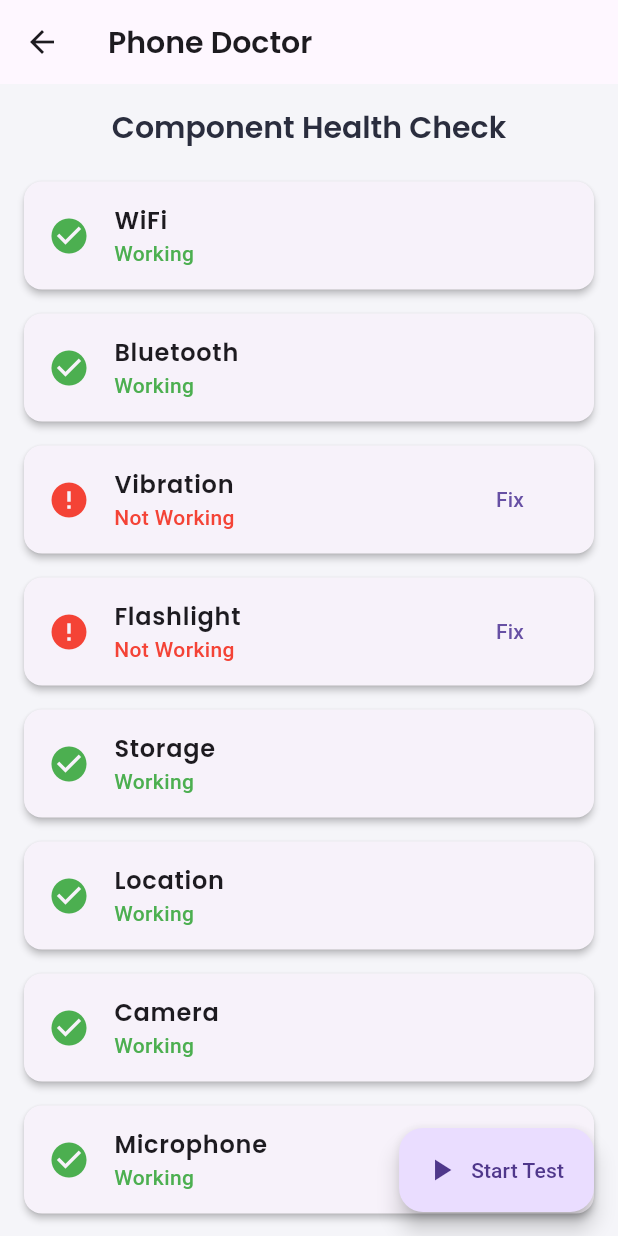
After one commit to DragonEmperor9480/CyberSurakshit, a Flutter app: the PhoneDoctorScreen screen opened directly, after a tap on "Start Test", after a tap on "Fix", on a phone screen of 412 x 824 dp. The commit adds this screen. Run offline on Flutter 3.47's test engine with Material 3 defaults, Android fonts, the phone set to English and light mode, and no system bars; our stand-ins replace camera, connectivity_plus, geolocator, google_fonts, permission_handler, vibration; missing offline and left inert: installed_apps, network_info_plus, torch_light.

Commit message:
Introduce phone DOctor and resolve some errors

```diff
--- a/lib/screens/home_screen.dart
+++ b/lib/screens/home_screen.dart
@@ -3,6 +3,7 @@ import 'package:flutter/services.dart';
 import 'app_scanner_screen.dart';
 import 'privacy_checker_screen.dart';
 import 'network_security_screen.dart';
+import 'phone_doctor_screen.dart';
 import 'dart:math' as math;
 
 class HomeScreen extends StatefulWidget {
@@ -239,13 +240,6 @@ class _HomeScreenState extends State<HomeScreen> with TickerProviderStateMixin {
                 ),
               ),
               _buildFeatureCard(
-                title: 'Real-time Guard',
-                subtitle: 'Active protection',
-                icon: Icons.shield_moon,
-                color: Colors.orange,
-                onTap: () {},
-              ),
-              _buildFeatureCard(
                 title: 'Network Security',
                 subtitle: 'Check connection',
                 icon: Icons.wifi_protected_setup,
@@ -253,6 +247,16 @@ class _HomeScreenState extends State<HomeScreen> with TickerProviderStateMixin {
                 onTap: () => Navigator.push(
                   context,
                   MaterialPageRoute(builder: (context) => const NetworkSecurityScreen()),
+                ),
+              ),
+              _buildFeatureCard(
+                title: 'Phone Doctor',
+                subtitle: 'Check components',
+                icon: Icons.phonelink_setup,
+                color: Colors.orange,
+                onTap: () => Navigator.push(
+                  context,
+                  MaterialPageRoute(builder: (context) => const PhoneDoctorScreen()),
                 ),
               ),
             ],
--- /dev/null
+++ b/lib/screens/phone_doctor_screen.dart
@@ -0,0 +1,165 @@
+import 'package:flutter/material.dart';
+import '../services/device_test_service.dart';
+
+class PhoneDoctorScreen extends StatefulWidget {
+  const PhoneDoctorScreen({Key? key}) : super(key: key);
+
+  @override
+  State<PhoneDoctorScreen> createState() => _PhoneDoctorScreenState();
+}
+
+class _PhoneDoctorScreenState extends State<PhoneDoctorScreen> {
+  final DeviceTestService _testService = DeviceTestService();
+  Map<String, bool?> testResults = {};
+  bool isTestingInProgress = false;
+
+  @override
+  void initState() {
+    super.initState();
+    _initializeTests();
+  }
+
+  void _initializeTests() {
+    testResults = {
+      'WiFi': null,
+      'Bluetooth': null,
+      'Vibration': null,
+      'Flashlight': null,
+      'Storage': null,
+      'Location': null,
+      'Camera': null,
+      'Microphone': null,
+    };
+  }
+
+  Future<void> _runTests() async {
+    setState(() {
+      isTestingInProgress = true;
+      _initializeTests();
+    });
+
+    // Test WiFi
+    testResults['WiFi'] = await _testService.checkWiFi();
+    setState(() {});
+
+    // Test Bluetooth
+    testResults['Bluetooth'] = await _testService.checkBluetooth();
+    setState(() {});
+
+    // Test Vibration
+    testResults['Vibration'] = await _testService.checkVibration();
+    setState(() {});
+
+    // Test Flashlight
+    testResults['Flashlight'] = await _testService.checkFlashlight();
+    setState(() {});
+
+    // Test Storage
+    testResults['Storage'] = await _testService.checkStorage();
+    setState(() {});
+
+    // Test Location
+    testResults['Location'] = await _testService.checkLocation();
+    setState(() {});
+
+    // Test Camera
+    testResults['Camera'] = await _testService.checkCamera();
+    setState(() {});
+
+    // Test Microphone
+    testResults['Microphone'] = await _testService.checkMicrophone();
+    setState(() {});
+
+    setState(() {
+      isTestingInProgress = false;
+    });
+  }
+
+  Widget _buildTestCard(String testName, bool? result) {
+    IconData icon;
+    Color color;
+    String status;
+
+    if (result == null) {
+      icon = Icons.hourglass_empty;
+      color = Colors.grey;
+      status = 'Pending';
+    } else if (result) {
+      icon = Icons.check_circle;
+      color = Colors.green;
+      status = 'Working';
+    } else {
+      icon = Icons.error;
+      color = Colors.red;
+      status = 'Not Working';
+    }
+
+    return Card(
+      elevation: 2,
+      margin: const EdgeInsets.symmetric(horizontal: 16, vertical: 8),
+      shape: RoundedRectangleBorder(
+        borderRadius: BorderRadius.circular(12),
+      ),
+      child: ListTile(
+        leading: Icon(icon, color: color, size: 28),
+        title: Text(
+          testName,
+          style: const TextStyle(
+            fontSize: 16,
+            fontWeight: FontWeight.w600,
+          ),
+        ),
+        subtitle: Text(
+          status,
+          style: TextStyle(
+            color: color,
+            fontWeight: FontWeight.w500,
+          ),
+        ),
+        trailing: result == false
+            ? TextButton(
+                onPressed: () {
+                  _testService.openSettings(testName.toLowerCase());
+                },
+                child: const Text('Fix'),
+              )
+            : null,
+      ),
+    );
+  }
+
+  @override
+  Widget build(BuildContext context) {
+    return Scaffold(
+      appBar: AppBar(
+        title: const Text('Phone Doctor'),
+      ),
+      body: Column(
+        children: [
+          Padding(
+            padding: const EdgeInsets.all(16.0),
+            child: Text(
+              'Component Health Check',
+              style: Theme.of(context).textTheme.titleLarge,
+            ),
+          ),
+          Expanded(
+            child: ListView.builder(
+              itemCount: testResults.length,
+              itemBuilder: (context, index) {
+                String testName = testResults.keys.elementAt(index);
+                bool? result = testResults[testName];
+                return _buildTestCard(testName, result);
+              },
+            ),
+          ),
+        ],
+      ),
+      floatingActionButton: FloatingActionButton.extended(
+        onPressed: isTestingInProgress ? null : _runTests,
+        label: Text(isTestingInProgress ? 'Testing...' : 'Start Test'),
+        icon: Icon(isTestingInProgress ? Icons.hourglass_empty : Icons.play_arrow),
+      ),
+    );
+  }
+}
--- /dev/null
+++ b/lib/services/device_test_service.dart
@@ -0,0 +1,130 @@
+import 'package:flutter/services.dart';
+import 'package:permission_handler/permission_handler.dart';
+import 'package:connectivity_plus/connectivity_plus.dart';
+import 'package:torch_light/torch_light.dart';
+import 'package:vibration/vibration.dart';
+import 'package:path_provider/path_provider.dart';
+import 'package:geolocator/geolocator.dart';
+import 'package:camera/camera.dart';
+
+class DeviceTestService {
+  Future<bool> checkWiFi() async {
+    try {
+      final connectivity = await Connectivity().checkConnectivity();
+      return connectivity == ConnectivityResult.wifi;
+    } catch (e) {
+      return false;
+    }
+  }
+
+  Future<bool> checkBluetooth() async {
+    try {
+      // Check if Bluetooth permission is granted
+      final status = await Permission.bluetooth.status;
+      if (!status.isGranted) {
+        return false;
+      }
+
+      // Check if Bluetooth is available
+      final isAvailable = await Permission.bluetooth.isGranted;
+      return isAvailable;
+    } catch (e) {
+      return false;
+    }
+  }
+
+  Future<bool> checkVibration() async {
+    try {
+      if (await Vibration.hasVibrator() ?? false) {
+        await Vibration.vibrate(duration: 100);
+        return true;
+      }
+      return false;
+    } catch (e) {
+      return false;
+    }
+  }
+
+  Future<bool> checkFlashlight() async {
+    try {
+      return await TorchLight.isTorchAvailable();
+    } catch (e) {
+      return false;
+    }
+  }
+
+  Future<bool> checkStorage() async {
+    try {
+      final directory = await getApplicationDocumentsDirectory();
+      return directory.existsSync();
+    } catch (e) {
+      return false;
+    }
+  }
+
+  Future<bool> checkLocation() async {
+    try {
+      bool serviceEnabled = await Geolocator.isLocationServiceEnabled();
+      if (!serviceEnabled) return false;
+
+      LocationPermission permission = await Geolocator.checkPermission();
+      return permission != LocationPermission.denied &&
+             permission != LocationPermission.deniedForever;
+    } catch (e) {
+      return false;
+    }
+  }
+
+  Future<bool> checkCamera() async {
+    try {
+      // First check camera permission
+      final status = await Permission.camera.status;
+      if (!status.isGranted) {
+        return false;
+      }
+
+      // Then check if camera hardware is available
+      try {
+        final cameras = await availableCameras();
+        return cameras.isNotEmpty;
+      } catch (e) {
+        // If there's an error accessing cameras but permission is granted,
+        // we'll still return true as the hardware might be available
+        return true;
+      }
+    } catch (e) {
+      return false;
+    }
+  }
+
+  Future<bool> checkMicrophone() async {
+    try {
+      final hasPermission = await Permission.microphone.isGranted;
+      return hasPermission;
+    } catch (e) {
+      return false;
+    }
+  }
+
+  void openSettings(String component) {
+    switch (component.toLowerCase()) {
+      case 'wifi':
+        openAppSettings();
+        break;
+      case 'bluetooth':
+        openAppSettings();
+        break;
+      case 'location':
+        Geolocator.openLocationSettings();
+        break;
+      case 'camera':
+        openAppSettings();
+        break;
+      case 'microphone':
+        openAppSettings();
+        break;
+      default:
+        openAppSettings();
+    }
+  }
+}
--- a/pubspec.yaml
+++ b/pubspec.yaml
@@ -18,6 +18,11 @@ dependencies:
   http: ^1.1.0
   google_fonts: ^6.1.0
   package_info_plus: ^4.1.0
+  torch_light: ^1.0.0
+  vibration: ^1.8.4
+  path_provider: ^2.1.1
+  geolocator: ^10.1.0
+  camera: ^0.10.5+5
 
 dev_dependencies:
   flutter_test:
```
Also changed, not shown: pubspec.lock, 6 other files.
